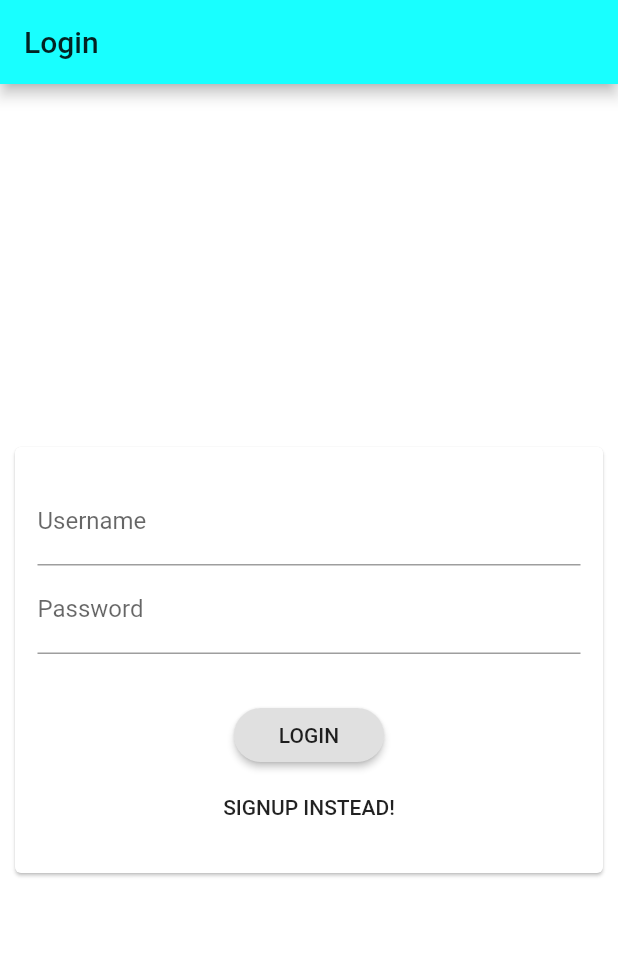
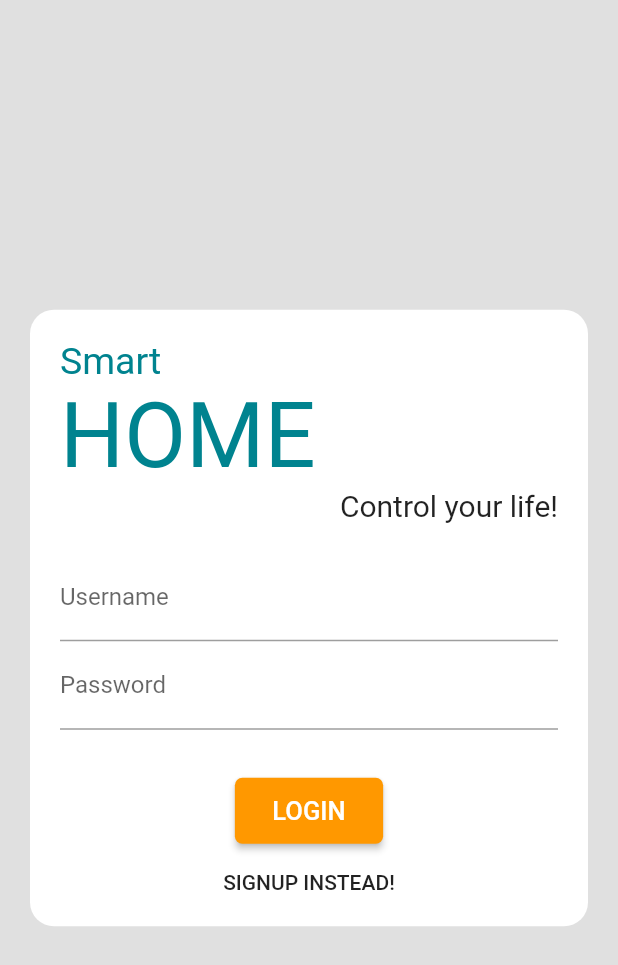
Before and after one commit to AnhQuanTrl/smart-house-bk, a Flutter app: the screen it shows after launch, on a phone screen of 412 x 824 dp. Shown: the top 965 px of the screen. Run offline on Flutter 3.47's test engine with Material 2 defaults, Android fonts, the light colour scheme and no system bars; our stand-ins replace charts_flutter, flutter_secure_storage, percent_indicator, shared_preferences; missing offline and left inert: flutter_date_pickers, stomp_dart_client; Roboto replaces fonts that are missing (Righteous).

```diff
--- /dev/null
+++ b/lib/exception/logic_exception.dart
@@ -0,0 +1,9 @@
+class LogicException implements Exception {
+  final String _message;
+
+  LogicException(this._message);
+
+  String toString() {
+    return _message;
+  }
+}
--- a/lib/main.dart
+++ b/lib/main.dart
@@ -37,7 +37,6 @@ Future<void> main() async {
       } catch (e) {}
     }
   }
-  print(initialRoute);
   return runApp(MyApp(
     initialRoute: initialRoute,
   ));
@@ -78,7 +77,7 @@ class MyApp extends StatelessWidget {
                   TextStyle(fontSize: 20, fontWeight: FontWeight.normal)),
           primaryColor: Colors.cyanAccent,
           backgroundColor: Colors.white,
-          accentColor: Colors.orange,
+          accentColor: Colors.orangeAccent,
         ),
         debugShowCheckedModeBanner: false,
         onGenerateRoute: (settings) {
--- a/lib/models/devices/light_bulb.dart
+++ b/lib/models/devices/light_bulb.dart
@@ -38,7 +38,7 @@ class LightBulb extends Device {
       children: <Widget>[
         Icon(
           Icons.brightness_1,
-          color: value > 0 ? Colors.deepOrangeAccent : Colors.grey,
+          color: value > 0 ? Colors.orange : Colors.grey,
         ),
         Text(value.toString())
       ],
--- a/lib/presentations/components/chart/custom_time_series_chart.dart
+++ b/lib/presentations/components/chart/custom_time_series_chart.dart
@@ -79,9 +79,8 @@ class CustomTimeSeriesChart extends StatelessWidget {
         newData, (Map<String, Object> obj) => ((obj["time"]) as DateTime).hour);
     List<Map<String, Object>> mapList = [];
     int maxHour = DateTime.now().difference(currentDate).inHours < 24
-        ? DateTime.now().hour
+        ? DateTime.now().hour + 1
         : 24;
-    print(maxHour);
     for (int key = 0; key < maxHour; key++) {
       int first = firstValue;
       if (key != 0) {
--- a/lib/presentations/components/device_overview_list.dart
+++ b/lib/presentations/components/device_overview_list.dart
@@ -17,9 +17,7 @@ class DeviceOverviewList extends StatelessWidget {
   @override
   Widget build(BuildContext context) {
     RoomProvider roomProvider = Provider.of<RoomProvider>(context);
-    roomProvider.rooms.forEach((element) {
-      print(element.deviceList);
-    });
+    roomProvider.rooms.forEach((element) {});
     DeviceProvider deviceProvider = Provider.of<DeviceProvider>(context);
     return RefreshIndicator(
       onRefresh: refresh,
--- a/lib/presentations/components/light_sensor_body.dart
+++ b/lib/presentations/components/light_sensor_body.dart
@@ -28,13 +28,13 @@ class LightSensorBody extends StatelessWidget {
             CircularPercentIndicator(
               radius: 200.0,
               lineWidth: 20.0,
-              percent: ls.value / 255,
+              percent: ls.value / 1024,
               center: Text(
-                "Luminous intensity",
+                "Intensity",
                 textAlign: TextAlign.center,
                 style: TextStyle(fontSize: 25),
               ),
-              progressColor: Theme.of(context).accentColor,
+              progressColor: Colors.orange,
             ),
             Expanded(
               child: TriggerList(),
--- a/lib/presentations/pages/auth_page.dart
+++ b/lib/presentations/pages/auth_page.dart
@@ -20,12 +20,21 @@ class _AuthPageState extends State<AuthPage> {
   final _formKey = GlobalKey<FormState>();
   bool _isLogin = true;
   final passwordController = new TextEditingController();
+  final usernameController = new TextEditingController();
   bool _isLoading = false;
   Map<String, String> _authData = {'username': '', 'password': ''};
   void _switchPage() {
+    usernameController.clear();
+    passwordController.clear();
     setState(() {
       _isLogin = !_isLogin;
     });
+  }
+
+  @override
+  void dispose() {
+    passwordController.dispose();
+    super.dispose();
   }
 
   void _submit() async {
@@ -54,79 +63,72 @@ class _AuthPageState extends State<AuthPage> {
           _authData['username'],
           _authData['password'],
         );
-        _showSuccessDialog("Successful Signup");
+        provider.showCustomDialog("Successful Signup", context,
+            isSuccess: true);
       }
     } on AuthenticationException catch (error) {
       var errorMessage = error.toString();
-      provider.showErrorDialog(errorMessage, context);
+      provider.showCustomDialog(errorMessage, context, isSuccess: false);
     } catch (error) {
-      provider.showErrorDialog("Unknown error", context);
+      provider.showCustomDialog("Unknown error", context, isSuccess: false);
     }
     setState(() {
       _isLoading = false;
     });
   }
 
-  void _showErrorDialog(String message) {
-    showDialog(
-      context: context,
-      builder: (ctx) => AlertDialog(
-        title: Text('An Error Occurred!'),
-        content: Text(message),
-        actions: <Widget>[
-          FlatButton(
-            child: Text('Okay'),
-            onPressed: () {
-              Navigator.of(ctx).pop();
-            },
-          )
-        ],
-      ),
-    );
-  }
-
-  void _showSuccessDialog(String message) {
-    showDialog(
-      context: context,
-      builder: (ctx) => AlertDialog(
-        title: Text('Success'),
-        content: Text(message),
-        actions: <Widget>[
-          FlatButton(
-            child: Text('Okay'),
-            onPressed: () {
-              Navigator.of(ctx).pop();
-            },
-          )
-        ],
-      ),
-    );
-  }
-
   @override
   Widget build(BuildContext context) {
     return Scaffold(
-      backgroundColor: Theme.of(context).backgroundColor,
-      appBar: AppBar(
-        title: Text(
-          _isLogin ? "Login" : "Signup",
-        ),
-      ),
+      backgroundColor: Colors.grey[300],
       body: Center(
         child: SingleChildScrollView(
+          child: ConstrainedBox(
+            constraints: BoxConstraints(
+              minWidth: MediaQuery.of(context).size.width,
+              minHeight: MediaQuery.of(context).size.height,
+            ),
+            child: IntrinsicHeight(
               child: Column(
+                mainAxisSize: MainAxisSize.min,
                 mainAxisAlignment: MainAxisAlignment.center,
                 crossAxisAlignment: CrossAxisAlignment.center,
                 children: <Widget>[
                   Form(
                     key: _formKey,
-                child: Card(
-                  margin: EdgeInsets.symmetric(horizontal: 10),
                     child: Container(
-                    padding: EdgeInsets.symmetric(vertical: 20, horizontal: 15),
+                      decoration: BoxDecoration(
+                          borderRadius: BorderRadius.circular(16.0),
+                          color: Colors.white),
+                      margin: EdgeInsets.symmetric(horizontal: 20),
+                      padding: EdgeInsets.only(
+                          top: 20, bottom: 5, right: 20, left: 20),
                       child: Column(
                         children: <Widget>[
+                          Column(
+                            crossAxisAlignment: CrossAxisAlignment.start,
+                            children: <Widget>[
+                              Text("Smart",
+                                  style: TextStyle(
+                                      color: Colors.cyan[800],
+                                      fontFamily: "Righteous",
+                                      fontSize: 25)),
+                              Text("HOME",
+                                  style: TextStyle(
+                                      color: Colors.cyan[800],
+                                      fontFamily: "Righteous",
+                                      fontSize: 60)),
+                              Align(
+                                child: Text('Control your life!'),
+                                alignment: Alignment.bottomRight,
+                              )
+                            ],
+                          ),
+                          SizedBox(
+                            height: 20,
+                          ),
                           TextFormField(
+                            controller: usernameController,
                             decoration: InputDecoration(labelText: 'Username'),
                             keyboardType: TextInputType.text,
                             validator: (value) {
@@ -151,8 +153,8 @@ class _AuthPageState extends State<AuthPage> {
                           if (!_isLogin)
                             TextFormField(
                               enabled: !_isLogin,
-                            decoration:
-                                InputDecoration(labelText: 'Confirm Password'),
+                              decoration: InputDecoration(
+                                  labelText: 'Confirm Password'),
                               keyboardType: TextInputType.text,
                               obscureText: true,
                               validator: (value) {
@@ -168,23 +170,26 @@ class _AuthPageState extends State<AuthPage> {
                             CircularProgressIndicator()
                           else
                             RaisedButton(
-                            child: _isLogin ? Text('LOGIN') : Text('SIGNUP'),
+                              color: Colors.orange,
                               shape: RoundedRectangleBorder(
-                              borderRadius: BorderRadius.circular(30),
+                                  borderRadius: BorderRadius.circular(5)),
+                              child: Text(
+                                _isLogin ? 'LOGIN' : 'SIGNUP',
+                                style: TextStyle(
+                                    color: Colors.white, fontSize: 17),
                               ),
                               padding: EdgeInsets.symmetric(
-                              horizontal: 30.0,
-                              vertical: 8.0,
+                                horizontal: 25.0,
+                                vertical: 12.0,
                               ),
                               onPressed: _submit,
                             ),
                           FlatButton(
                             onPressed: _switchPage,
-                          child:
-                              Text('${_isLogin ? 'SIGNUP' : 'LOGIN'} INSTEAD!'),
+                            child: Text(
+                                '${_isLogin ? 'SIGNUP' : 'LOGIN'} INSTEAD!'),
                           )
                         ],
-                    ),
                       ),
                     ),
                   ),
@@ -192,6 +197,8 @@ class _AuthPageState extends State<AuthPage> {
               ),
             ),
           ),
+        ),
+      ),
     );
   }
 }
--- a/lib/presentations/pages/device_overview_page.dart
+++ b/lib/presentations/pages/device_overview_page.dart
@@ -74,7 +74,7 @@ class _DeviceOverviewPageState extends State<DeviceOverviewPage> {
       Navigator.of(context).pushReplacementNamed(AuthPage.routeName);
     } catch (e) {
       Provider.of<DialogProvider>(context, listen: false)
-          .showErrorDialog(e.toString(), context);
+          .showCustomDialog(e.toString(), context, isSuccess: false);
     } finally {
       setState(() {
         _isLoading = false;
--- a/lib/presentations/pages/light_sensor_details_page.dart
+++ b/lib/presentations/pages/light_sensor_details_page.dart
@@ -29,12 +29,15 @@ class LightSensorDetailsPage extends StatelessWidget {
         backgroundColor: Theme.of(context).backgroundColor,
         body: LightSensorBody(),
         floatingActionButton: FloatingActionButton(
+          backgroundColor: Colors.orangeAccent,
           onPressed: () {
             showDialog(
                 context: context,
                 builder: (context) => AddTriggerForm(lightSensor: lightSensor));
           },
-          child: Icon(Icons.add),
+          child: Icon(
+            Icons.add,
+          ),
         ),
       ),
     );
--- a/lib/providers/web_socket_provider.dart
+++ b/lib/providers/web_socket_provider.dart
@@ -31,7 +31,6 @@ class WebSocketProvider with ChangeNotifier {
         destination: '/user/topic/message',
         callback: (StompFrame frame) {
           var element = json.decode(frame.body);
-          print(frame.body);
           if (element['type'] == 'LB') {
             newDevices.add((new LightBulb(
                 id: element['id'],
--- a/lib/utils/api.dart
+++ b/lib/utils/api.dart
@@ -1,6 +1,5 @@
 final server = "http://10.0.140.238:8080/";
 final wsServer = "ws://10.0.140.238:8080";
 String request(String url) {
-  print(server + url);
   return server + url;
 }
```
Also changed, not shown: lib/models/devices/light_sensor.dart (+12 -3 lines), lib/presentations/components/add_trigger_form.dart (+36 -48 lines), lib/presentations/components/day_statistic.dart (+14 -11 lines), lib/presentations/components/heading_tile.dart (+6 -1 lines), lib/presentations/components/user_drawer.dart (+10 -3 lines), lib/providers/device_provider.dart (+8 -8 lines), lib/providers/dialog_provider.dart (+73 -12 lines), lib/providers/room_provider.dart (+3 -6 lines). Lines whose indentation alone changed are shown as unchanged.
